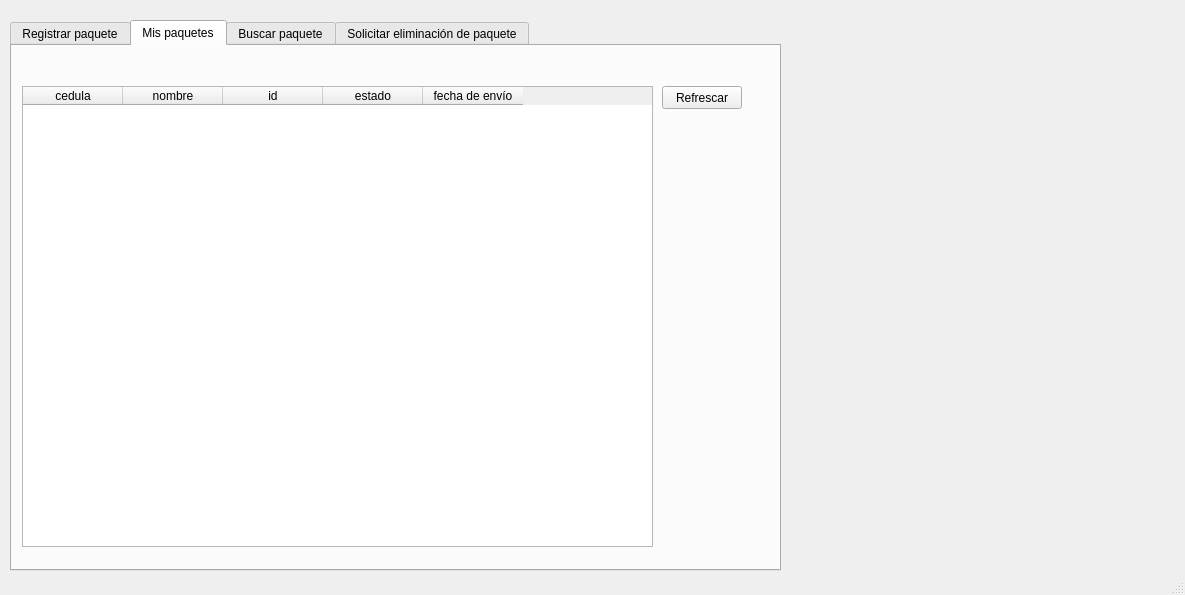
Above: mainwindow.ui from reddeimer/EPN-Package-System-Project before the change. Below: the same form after it.
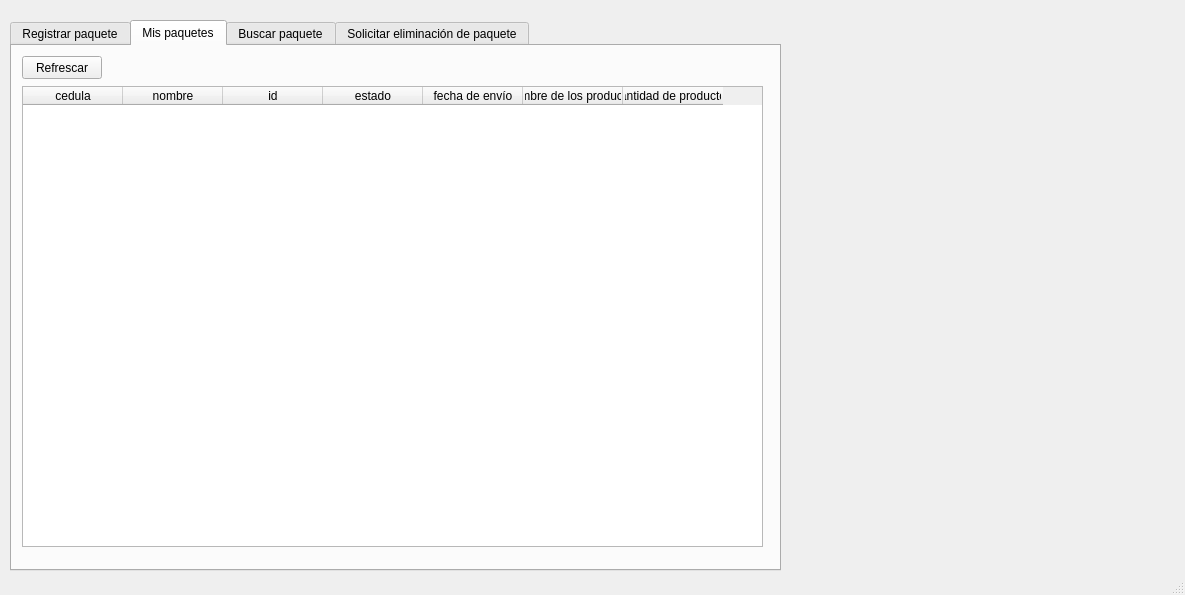
That is the form after the change. The open tabs and pages were chosen to show the change.

Commit message: feat: client

```diff
--- a/mainwindow.ui
+++ b/mainwindow.ui
@@ -105,7 +105,7 @@
        <rect>
         <x>10</x>
         <y>40</y>
-        <width>631</width>
+        <width>741</width>
         <height>461</height>
        </rect>
       </property>
@@ -134,12 +134,22 @@
         <string>fecha de envío</string>
        </property>
       </column>
+      <column>
+       <property name="text">
+        <string>nombre de los productos</string>
+       </property>
+      </column>
+      <column>
+       <property name="text">
+        <string>cantidad de productos</string>
+       </property>
+      </column>
      </widget>
      <widget class="QPushButton" name="refreshButton">
       <property name="geometry">
        <rect>
-        <x>650</x>
-        <y>40</y>
+        <x>10</x>
+        <y>10</y>
         <width>80</width>
         <height>23</height>
        </rect>
```
Left out of the diff: 4 changed lines with no effect on the pictures. The commit also changes 1 other file.
